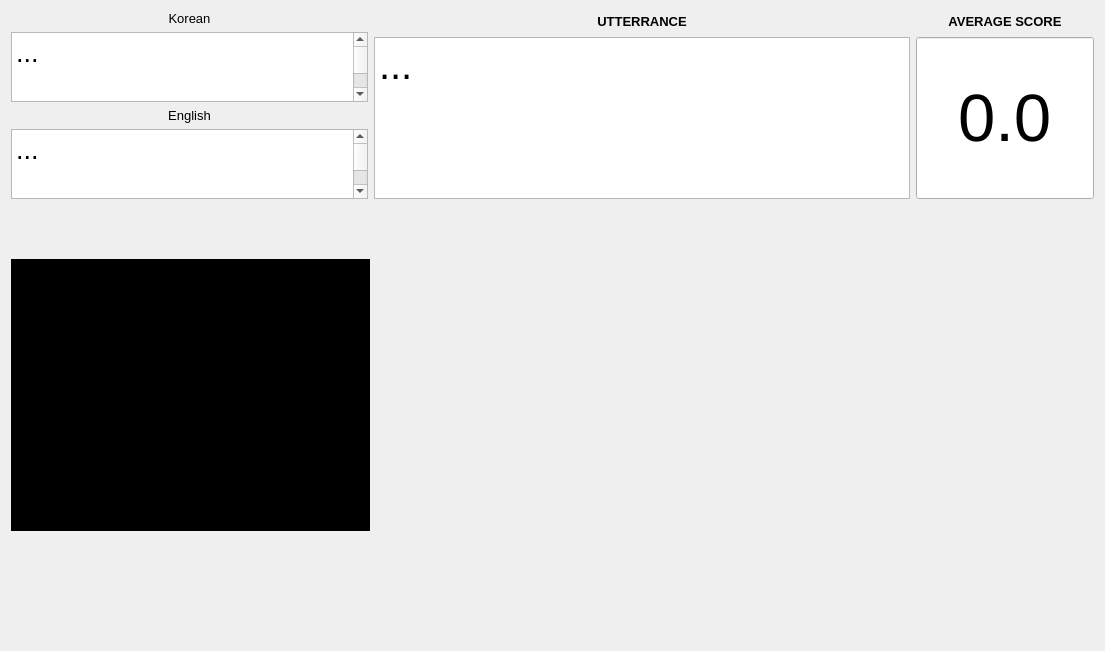
The window that tts_gui_experiment/patientdialog.ui (Sebnor-Doc/Collect_Data) describes before a commit, drawn with Qt 5.
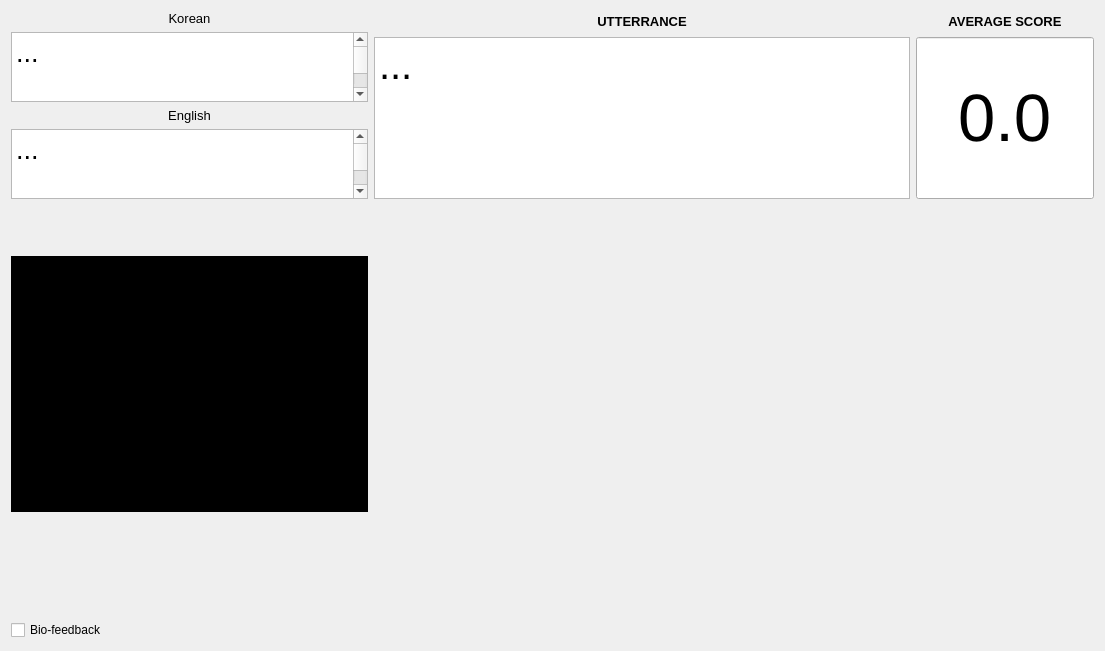
The same window after the commit. Custom widgets are drawn as their Qt base class.

Commit message: Display Audio Waveform in Patient view when bio-feedback mode is selected

```diff
--- a/tts_gui_experiment/patientdialog.ui
+++ b/tts_gui_experiment/patientdialog.ui
@@ -163,11 +163,9 @@
     </layout>
    </item>
    <item>
-    <layout class="QHBoxLayout" name="bottom_layout" stretch="2">
+    <layout class="QHBoxLayout" name="bottom_layout" stretch="1,1,1">
      <item>
-      <layout class="QHBoxLayout" name="score_plot_layout" stretch="1,2">
-       <item>
-        <layout class="QVBoxLayout" name="video_layout" stretch="1,5,2">
+      <layout class="QVBoxLayout" name="video_layout" stretch="1,5,2,0">
          <property name="sizeConstraint">
           <enum>QLayout::SetMinimumSize</enum>
          </property>
@@ -206,8 +204,32 @@
            </property>
           </spacer>
          </item>
-        </layout>
-       </item>
+       <item>
+        <widget class="QCheckBox" name="bioFeedCheckBox">
+         <property name="text">
+          <string>Bio-feedback </string>
+         </property>
+        </widget>
+       </item>
+      </layout>
+     </item>
+     <item>
+      <widget class="QWidget" name="bioFeedWidget" native="true">
+       <property name="autoFillBackground">
+        <bool>true</bool>
+       </property>
+       <layout class="QVBoxLayout" name="verticalLayout_2">
+        <item>
+         <widget class="QCustomPlot" name="audioPlot" native="true"/>
+        </item>
+        <item>
+         <widget class="QCustomPlot" name="tonguePlot" native="true"/>
+        </item>
+       </layout>
+      </widget>
+     </item>
+     <item>
+      <layout class="QHBoxLayout" name="score_plot_layout" stretch="1">
        <item>
         <widget class="QCustomPlot" name="scorePlot" native="true">
          <property name="sizePolicy">
```
Lines whose indentation alone changed are shown as unchanged. The commit also changes 3 other files.
